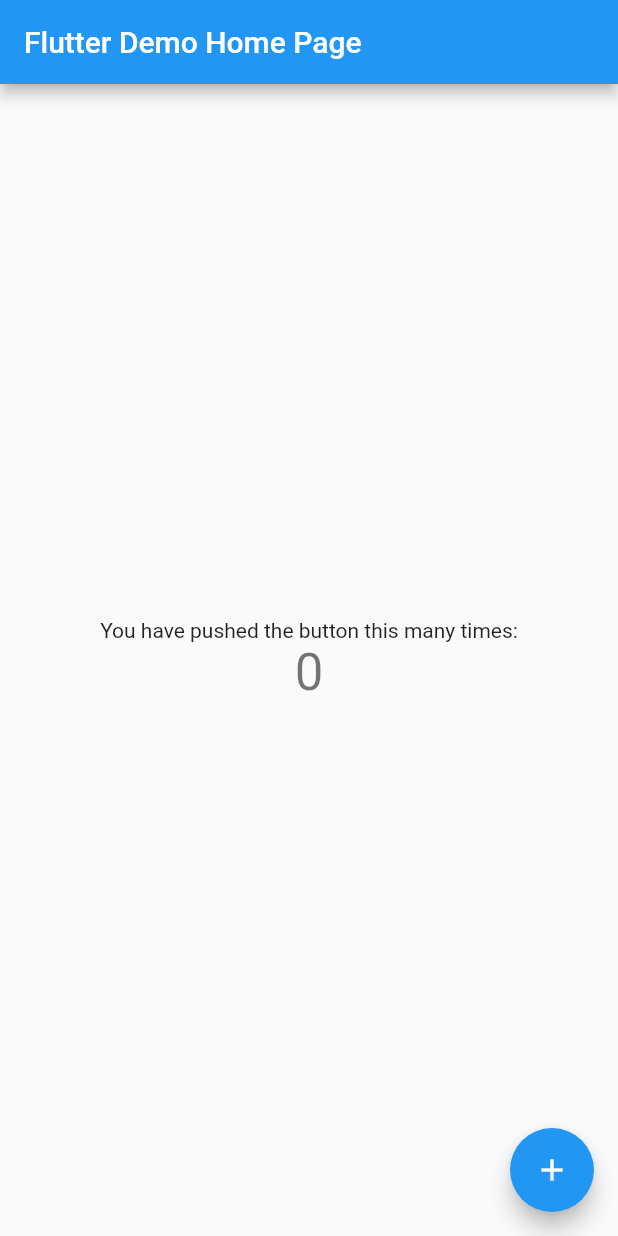
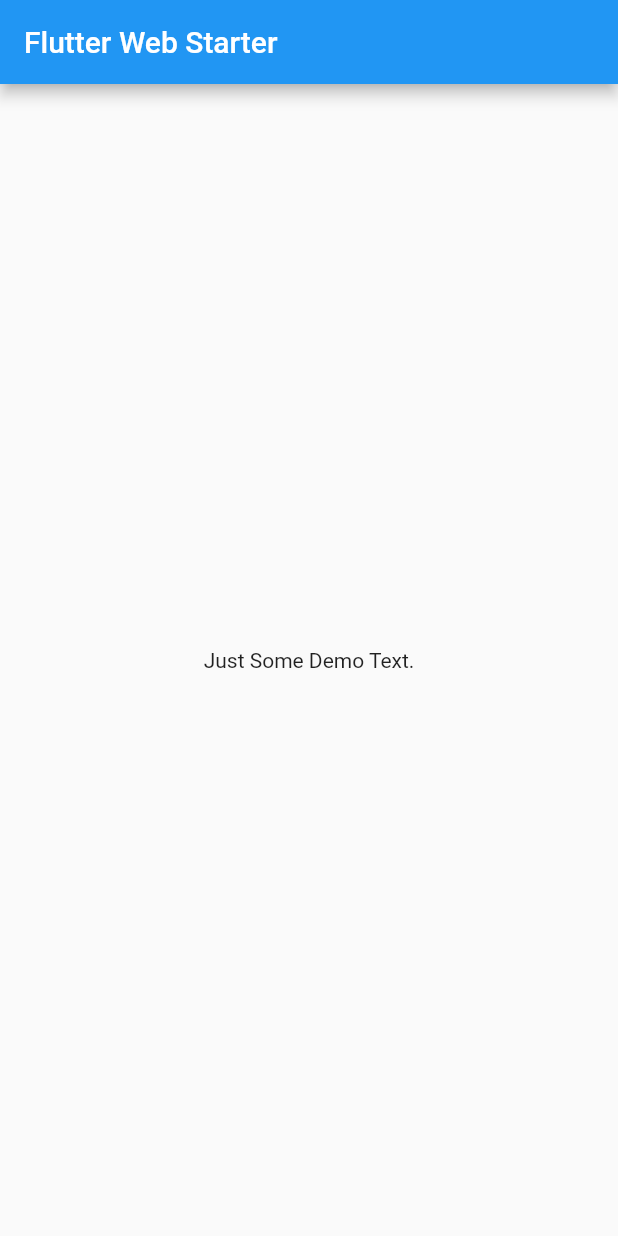
Before and after one commit to AkshatGiri/flutter_web_starter, a Flutter app: the screen it shows after launch, on a phone screen of 412 x 824 dp. Run offline on Flutter 3.47's test engine with Material 2 defaults, Android fonts, the phone set to English and light mode, and no system bars; missing offline and left inert: flutter_web.

Commit message:
Better Starter Main.dart

```diff
--- a/lib/main.dart
+++ b/lib/main.dart
@@ -9,103 +9,25 @@ class MyApp extends StatelessWidget {
     return MaterialApp(
       title: 'Flutter Demo',
       theme: ThemeData(
-        // This is the theme of your application.
-        //
-        // Try running your application with "flutter run". You'll see the
-        // application has a blue toolbar. Then, without quitting the app, try
-        // changing the primarySwatch below to Colors.green and then invoke
-        // "hot reload" (press "r" in the console where you ran "flutter run",
-        // or simply save your changes to "hot reload" in a Flutter IDE).
-        // Notice that the counter didn't reset back to zero; the application
-        // is not restarted.
         primarySwatch: Colors.blue,
       ),
-      home: MyHomePage(title: 'Flutter Demo Home Page'),
+      home: MyHomePage(),
     );
   }
 }
 
-class MyHomePage extends StatefulWidget {
-  MyHomePage({Key key, this.title}) : super(key: key);
-
-  // This widget is the home page of your application. It is stateful, meaning
-  // that it has a State object (defined below) that contains fields that affect
-  // how it looks.
-
-  // This class is the configuration for the state. It holds the values (in this
-  // case the title) provided by the parent (in this case the App widget) and
-  // used by the build method of the State. Fields in a Widget subclass are
-  // always marked "final".
-
-  final String title;
-
-  @override
-  _MyHomePageState createState() => _MyHomePageState();
-}
-
-class _MyHomePageState extends State<MyHomePage> {
-  int _counter = 0;
-
-  void _incrementCounter() {
-    setState(() {
-      // This call to setState tells the Flutter framework that something has
-      // changed in this State, which causes it to rerun the build method below
-      // so that the display can reflect the updated values. If we changed
-      // _counter without calling setState(), then the build method would not be
-      // called again, and so nothing would appear to happen.
-      _counter += 2;
-    });
-  }
-
+class MyHomePage extends StatelessWidget {
   @override
   Widget build(BuildContext context) {
-    // This method is rerun every time setState is called, for instance as done
-    // by the _incrementCounter method above.
-    //
-    // The Flutter framework has been optimized to make rerunning build methods
-    // fast, so that you can just rebuild anything that needs updating rather
-    // than having to individually change instances of widgets.
     return Scaffold(
       appBar: AppBar(
-        // Here we take the value from the MyHomePage object that was created by
-        // the App.build method, and use it to set our appbar title.
-        title: Text(widget.title),
+        title: Text('Flutter Web Starter'),
       ),
       body: Center(
-        // Center is a layout widget. It takes a single child and positions it
-        // in the middle of the parent.
-        child: Column(
-          // Column is also layout widget. It takes a list of children and
-          // arranges them vertically. By default, it sizes itself to fit its
-          // children horizontally, and tries to be as tall as its parent.
-          //
-          // Invoke "debug painting" (press "p" in the console, choose the
-          // "Toggle Debug Paint" action from the Flutter Inspector in Android
-          // Studio, or the "Toggle Debug Paint" command in Visual Studio Code)
-          // to see the wireframe for each widget.
-          //
-          // Column has various properties to control how it sizes itself and
-          // how it positions its children. Here we use mainAxisAlignment to
-          // center the children vertically; the main axis here is the vertical
-          // axis because Columns are vertical (the cross axis would be
-          // horizontal).
-          mainAxisAlignment: MainAxisAlignment.center,
-          children: <Widget>[
-            Text(
-              'You have pushed the button this many times:',
-            ),
-            Text(
-              '$_counter',
-              style: Theme.of(context).textTheme.display1,
-            ),
-          ],
+        child: Center(
+          child: Text('Just Some Demo Text.'),
         ),
       ),
-      floatingActionButton: FloatingActionButton(
-        onPressed: _incrementCounter,
-        tooltip: 'Increment',
-        child: Icon(Icons.add),
-      ), // This trailing comma makes auto-formatting nicer for build methods.
     );
   }
 }
```
